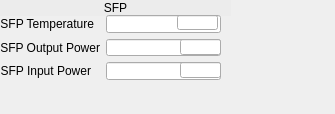
Before: the Qt Designer form ui/EVR/evr_sfp-min.ui in epics-modules/mrfioc2, drawn with Qt 5.
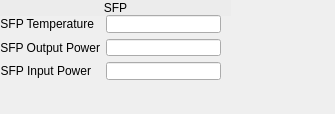
After: the same form once the commit is applied. Custom widgets are drawn as their Qt base class.

What changed in the file:
```diff
--- a/ui/EVR/evr_sfp-min.ui
+++ b/ui/EVR/evr_sfp-min.ui
@@ -136,45 +136,6 @@
     <string notr="true">EVR=$(EVR)</string>
    </property>
   </widget>
-  <widget class="caLineEdit" name="calineedit">
-   <property name="geometry">
-    <rect>
-     <x>180</x>
-     <y>39</y>
-     <width>41</width>
-     <height>16</height>
-    </rect>
-   </property>
-   <property name="channel" stdset="0">
-    <string notr="true">$(EVR):SFP-Pwr-TX-I.EGU</string>
-   </property>
-  </widget>
-  <widget class="caLineEdit" name="calineedit_2">
-   <property name="geometry">
-    <rect>
-     <x>180</x>
-     <y>62</y>
-     <width>41</width>
-     <height>16</height>
-    </rect>
-   </property>
-   <property name="channel" stdset="0">
-    <string notr="true">$(EVR):SFP-Pwr-RX-I.EGU</string>
-   </property>
-  </widget>
-  <widget class="caLineEdit" name="calineedit_3">
-   <property name="geometry">
-    <rect>
-     <x>177</x>
-     <y>15</y>
-     <width>41</width>
-     <height>15</height>
-    </rect>
-   </property>
-   <property name="channel" stdset="0">
-    <string notr="true">$(EVR):SFP-T-I.EGU</string>
-   </property>
-  </widget>
  </widget>
  <customwidgets>
   <customwidget>
```
Left out of the diff: 9 changed lines with no effect on the pictures.
